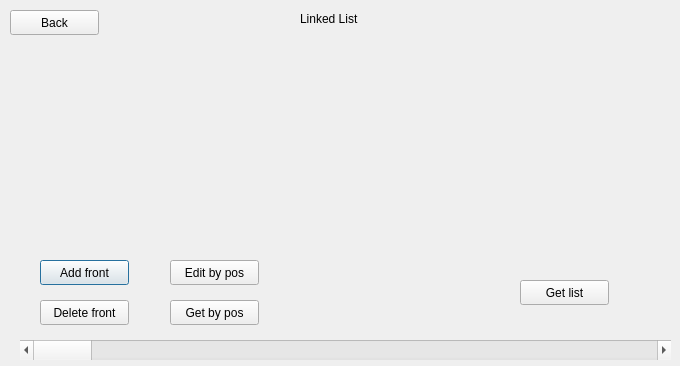
Above: TareaExtraclase1Cliente/linkedlist.ui from Josecespedesant/Datos2.TareaExtraclase1.Cliente before the change. Below: the same form after it.
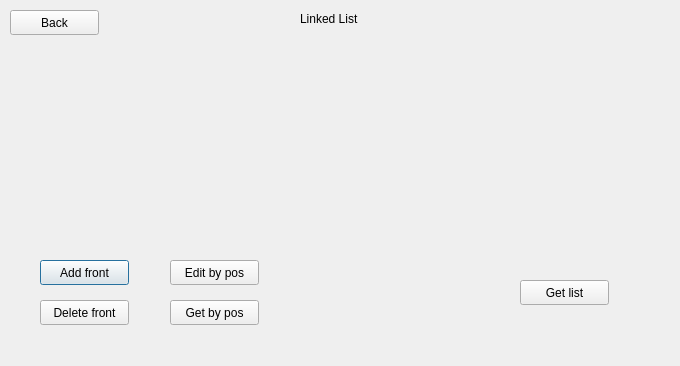
That is the form after the change.

Diff of the .ui file:
```diff
--- a/TareaExtraclase1Cliente/linkedlist.ui
+++ b/TareaExtraclase1Cliente/linkedlist.ui
@@ -78,19 +78,6 @@
     <string>Edit by pos</string>
    </property>
   </widget>
-  <widget class="QScrollBar" name="horizontalScrollBar">
-   <property name="geometry">
-    <rect>
-     <x>20</x>
-     <y>340</y>
-     <width>651</width>
-     <height>20</height>
-    </rect>
-   </property>
-   <property name="orientation">
-    <enum>Qt::Horizontal</enum>
-   </property>
-  </widget>
   <widget class="QPushButton" name="pushButton_5">
    <property name="geometry">
     <rect>
```
